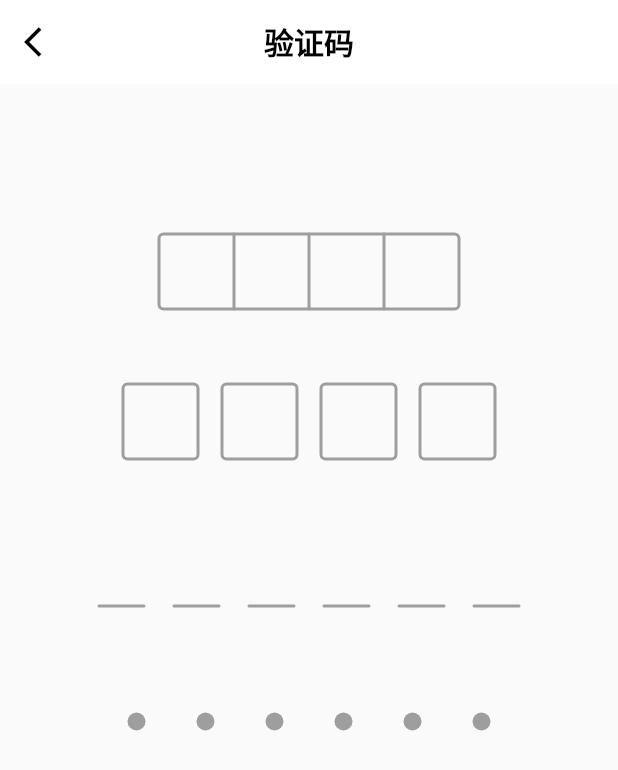
After one commit to yixiaolunhui/flutter_xy, a Flutter app: the CodePage screen opened directly, on a phone screen of 412 x 824 dp. The commit adds this screen. Shown: the top 770 px of the screen. Run offline on Flutter 3.47's test engine with Material 2 defaults, Android fonts, the phone set to English and light mode, and no system bars.

Commit message:
*增加短信验证码

```diff
--- /dev/null
+++ b/lib/xydemo/code/code_page.dart
@@ -0,0 +1,69 @@
+import 'package:flutter/material.dart';
+import 'package:flutter_xy/widgets/xy_app_bar.dart';
+import 'package:flutter_xy/xydemo/code/code_widget.dart';
+
+/*
+ * 验证码界面
+ */
+class CodePage extends StatefulWidget {
+  const CodePage({Key? key}) : super(key: key);
+
+  @override
+  State<CodePage> createState() => _CodePageState();
+}
+
+class _CodePageState extends State<CodePage> {
+  @override
+  Widget build(BuildContext context) {
+    return Scaffold(
+        appBar: XYAppBar(
+          title: "验证码",
+          onBack: () {
+            Navigator.pop(context);
+          },
+        ),
+        body: SingleChildScrollView(
+          child: Column(
+            children: [
+              const SizedBox(
+                height: 100,
+              ),
+              CodeWidget(
+                height: 50,
+                style: CodeStyle.form,
+                maxLength: 4,
+                itemWidth: 50,
+              ),
+              const SizedBox(
+                height: 50,
+              ),
+              CodeWidget(
+                height: 50,
+                style: CodeStyle.rectangle,
+                maxLength: 4,
+                itemWidth: 50,
+              ),
+              const SizedBox(
+                height: 50,
+              ),
+              CodeWidget(
+                height: 50,
+                style: CodeStyle.line,
+                maxLength: 6,
+                itemWidth: 30,
+                itemSpace: 20,
+              ),
+              const SizedBox(
+                height: 50,
+              ),
+              CodeWidget(
+                height: 50,
+                style: CodeStyle.circle,
+                maxLength: 6,
+                itemWidth: 30,
+              ),
+            ],
+          ),
+        ));
+  }
+}
--- /dev/null
+++ b/lib/xydemo/code/code_widget.dart
@@ -0,0 +1,432 @@
+import 'package:flutter/material.dart';
+import 'package:flutter/services.dart';
+
+/*
+ * Code 模式
+ */
+enum CodeMode { text }
+
+/*
+ * Code 样式
+ */
+enum CodeStyle { form, rectangle, line, circle }
+
+/*
+ * 验证码
+ */
+class CodeWidget extends StatefulWidget {
+  CodeWidget({
+    Key? key,
+    this.maxLength = 4,
+    this.height = 50,
+    this.mode = CodeMode.text,
+    this.style = CodeStyle.form,
+    this.codeBgColor = Colors.transparent,
+    this.borderWidth = 2,
+    this.borderColor = Colors.grey,
+    this.borderSelectColor = Colors.red,
+    this.borderRadius = 3,
+    this.contentColor = Colors.black,
+    this.contentSize = 16,
+    this.itemWidth = 50,
+    this.itemSpace = 16,
+  }) : super(key: key) {
+    //如果是表格样式，就不设置Item之间的距离
+    if (style == CodeStyle.form) {
+      itemSpace = 0;
+    }
+  }
+
+  late int maxLength;
+
+  //高度
+  late double height;
+
+  //验证码模式
+  late CodeMode mode;
+
+  //验证码样式
+  late CodeStyle style;
+
+  //背景色
+  late Color codeBgColor;
+
+  //边框宽度
+  late double borderWidth;
+
+  //边框默认颜色
+  late Color borderColor;
+
+  //边框选中颜色
+  late Color borderSelectColor;
+
+  //边框圆角
+  late double borderRadius;
+
+  //内容颜色
+  late Color contentColor;
+
+  //内容大小
+  late double contentSize;
+
+  // 单个Item宽度
+  late double itemWidth;
+
+  //Item之间的间隙
+  late int itemSpace;
+
+  @override
+  State<CodeWidget> createState() => _CodeWidgetState();
+}
+
+class _CodeWidgetState extends State<CodeWidget> {
+  FocusNode focusNode = FocusNode();
+
+  TextEditingController controller = TextEditingController();
+
+  @override
+  Widget build(BuildContext context) {
+    return SizedBox(
+      height: widget.height,
+      child: LayoutBuilder(
+        builder: (BuildContext context, BoxConstraints constraints) {
+          var size = Size(constraints.maxWidth, constraints.maxHeight);
+          return CustomPaint(
+            size: size,
+            painter: CodeCustomPainter(
+              widget.maxLength,
+              size.width,
+              size.height,
+              widget.mode,
+              widget.style,
+              widget.codeBgColor,
+              widget.borderWidth,
+              widget.borderColor,
+              widget.borderSelectColor,
+              widget.borderRadius,
+              widget.contentColor,
+              widget.contentSize,
+              widget.itemWidth,
+              widget.itemSpace,
+              focusNode,
+              controller,
+            ),
+            child: TextField(
+              //控制焦点
+              focusNode: focusNode,
+              controller: controller,
+              //光标不显示
+              showCursor: false,
+              //光标颜色透明
+              cursorColor: Colors.transparent,
+              enableInteractiveSelection: false,
+              //设置最大长度
+              maxLength: widget.maxLength,
+              //文字样式为透明
+              style: const TextStyle(
+                color: Colors.transparent,
+              ),
+              //只允许数据数字
+              inputFormatters: [
+                FilteringTextInputFormatter.digitsOnly,
+              ],
+              //弹出数字键盘
+              keyboardType: TextInputType.number,
+              //边框样式取消
+              decoration: null,
+            ),
+          );
+        },
+      ),
+    );
+  }
+}
+
+class CodeCustomPainter extends CustomPainter {
+  double width;
+  double height;
+  int maxLength;
+
+  //验证码模式
+  late CodeMode mode;
+
+  //验证码样式
+  late CodeStyle style;
+
+  //背景色
+  Color codeBgColor;
+
+  //边框宽度
+  double borderWidth;
+
+  //边框默认颜色
+  Color borderColor;
+
+  //边框选中颜色
+  Color borderSelectColor;
+
+  //边框圆角
+  double borderRadius;
+
+  //内容颜色
+  Color contentColor;
+
+  //内容大小
+  double contentSize;
+
+  // 单个Item宽度
+  double itemWidth;
+
+  //Item之间的间隙
+  int itemSpace;
+
+  //焦点
+  FocusNode focusNode;
+
+  TextEditingController controller;
+
+  late Paint linePaint;
+  late TextPainter textPainter;
+
+  int currentIndex = 0;
+
+  double space = 0;
+
+  CodeCustomPainter(
+    this.maxLength,
+    this.width,
+    this.height,
+    this.mode,
+    this.style,
+    this.codeBgColor,
+    this.borderWidth,
+    this.borderColor,
+    this.borderSelectColor,
+    this.borderRadius,
+    this.contentColor,
+    this.contentSize,
+    this.itemWidth,
+    this.itemSpace,
+    this.focusNode,
+    this.controller,
+  ) {
+    linePaint = createPaint(borderColor, borderWidth);
+
+    textPainter = TextPainter(
+      textAlign: TextAlign.center,
+      textDirection: TextDirection.ltr,
+    );
+  }
+
+  /*
+   * 创建Paint
+   */
+  Paint createPaint(Color color, double strokeWidth,
+      {PaintingStyle style = PaintingStyle.stroke}) {
+    return Paint()
+      ..color = color
+      ..isAntiAlias = true
+      ..style = style
+      ..strokeCap = StrokeCap.round
+      ..strokeWidth = strokeWidth;
+  }
+
+  @override
+  void paint(Canvas canvas, Size size) {
+    //当前索引（待输入的光标位置）
+    currentIndex = controller.text.length;
+    //Item宽度（这里判断如果设置了宽度并且合理就使用当前设置的宽度，否则平均计算）
+    if (itemWidth != -1 &&
+        (itemWidth * maxLength + itemSpace * (maxLength - 1)) <= width) {
+      itemWidth = itemWidth;
+    } else {
+      itemWidth = ((width - itemSpace * (maxLength - 1)) / maxLength);
+    }
+
+    //计算左右间距大小
+    space = (width - itemWidth * maxLength - itemSpace * (maxLength - 1)) / 2;
+
+    //绘制样式
+    switch (style) {
+      //表格
+      case CodeStyle.form:
+        _drawFormCode(canvas, size);
+        break;
+      //方块
+      case CodeStyle.rectangle:
+        _drawRectangleCode(canvas, size);
+        break;
+      //横线
+      case CodeStyle.line:
+        _drawLineCode(canvas, size);
+        break;
+      //圈圈
+      case CodeStyle.circle:
+        _drawCircleCode(canvas, size);
+        break;
+    }
+
+    //绘制文字内容
+    _drawContentCode(canvas, size);
+  }
+
+  /*
+   * 绘制表格样式
+   */
+  void _drawFormCode(Canvas canvas, Size size) {
+    //绘制表格边框
+    Rect rect = Rect.fromLTRB(space, 0, width - space, height);
+    RRect rRect = RRect.fromRectAndRadius(rect, Radius.circular(borderRadius));
+    linePaint.color = borderColor;
+    canvas.drawRRect(rRect, linePaint);
+
+    //绘制表格中间分割线
+    for (int i = 1; i < maxLength; i++) {
+      double startX = space + itemWidth * i + itemSpace * i;
+      double startY = 0;
+      double stopY = height;
+      canvas.drawLine(Offset(startX, startY), Offset(startX, stopY), linePaint);
+    }
+
+    //绘制当前位置边框
+    for (int i = 0; i < maxLength; i++) {
+      if (currentIndex != -1 && currentIndex == i && focusNode.hasFocus) {
+        //计算每个表格的左边距离
+        double left = 0;
+        if (i == 0) {
+          left = (space + itemWidth * i);
+        } else {
+          left = ((space + itemWidth * i + itemSpace * i));
+        }
+        linePaint.color = borderSelectColor;
+        //第一个
+        if (i == 0) {
+          RRect rRect = RRect.fromLTRBAndCorners(
+              left, 0, left + itemWidth, height,
+              topLeft: Radius.circular(borderRadius),
+              bottomLeft: Radius.circular(borderRadius));
+          canvas.drawRRect(rRect, linePaint);
+        }
+        //最后一个
+        else if (i == maxLength - 1) {
+          RRect rRect = RRect.fromLTRBAndCorners(
+              left, 0, left + itemWidth, height,
+              topRight: Radius.circular(borderRadius),
+              bottomRight: Radius.circular(borderRadius));
+          canvas.drawRRect(rRect, linePaint);
+        }
+        //其他
+        else {
+          RRect rRect =
+              RRect.fromLTRBAndCorners(left, 0, left + itemWidth, height);
+          canvas.drawRRect(rRect, linePaint);
+        }
+      }
+    }
+  }
+
+  /*
+   * 绘制方块样式
+   */
+  void _drawRectangleCode(Canvas canvas, Size size) {
+    for (int i = 0; i < maxLength; i++) {
+      double left = 0;
+      if (i == 0) {
+        left = space + i * itemWidth;
+      } else {
+        left = space + i * itemWidth + itemSpace * i;
+      }
+      Rect rect = Rect.fromLTRB(left, 0, left + itemWidth, height);
+      RRect rRect =
+          RRect.fromRectAndRadius(rect, Radius.circular(borderRadius));
+      //当前光标样式
+      if (currentIndex != -1 && currentIndex == i && focusNode.hasFocus) {
+        linePaint.color = borderSelectColor;
+        canvas.drawRRect(rRect, linePaint);
+      }
+      //默认样式
+      else {
+        linePaint.color = borderColor;
+        canvas.drawRRect(rRect, linePaint);
+      }
+    }
+  }
+
+  /*
+   * 绘制横线样式
+   */
+  void _drawLineCode(Canvas canvas, Size size) {
+    for (int i = 0; i < maxLength; i++) {
+      //当前选中状态
+      if (controller.value.text.length == i && focusNode.hasFocus) {
+        linePaint.color = borderSelectColor;
+      }
+      //默认状态
+      else {
+        linePaint.color = borderColor;
+      }
+      double startX = space + itemWidth * i + itemSpace * i;
+      double startY = height - borderWidth;
+      double stopX = startX + itemWidth;
+      double stopY = startY;
+      canvas.drawLine(Offset(startX, startY), Offset(stopX, stopY), linePaint);
+    }
+  }
+
+  /*
+   * 绘制圈圈样式
+   */
+  void _drawCircleCode(Canvas canvas, Size size) {
+    for (int i = 0; i < maxLength; i++) {
+      //当前绘制的圆圈的左x轴坐标
+      double left = 0;
+      if (i == 0) {
+        left = space + i * itemWidth;
+      } else {
+        left = space + i * itemWidth + itemSpace * i;
+      }
+      //圆心坐标
+      double cx = left + itemWidth / 2.0;
+      double cy = height / 2.0;
+      //圆形半径
+      double radius = itemWidth / 5.0;
+      //默认样式
+      if (i >= currentIndex) {
+        linePaint.style = PaintingStyle.fill;
+        canvas.drawCircle(Offset(cx, cy), radius, linePaint);
+      }
+    }
+  }
+
+  /*
+   * 绘制验证码文字
+   */
+  void _drawContentCode(Canvas canvas, Size size) {
+    String textStr = controller.text;
+    for (int i = 0; i < maxLength; i++) {
+      if (textStr.isNotEmpty && i < textStr.length) {
+        switch (mode) {
+          case CodeMode.text:
+            String code = textStr[i].toString();
+            textPainter.text = TextSpan(
+              text: code,
+              style: const TextStyle(color: Colors.red, fontSize: 30),
+            );
+            textPainter.layout();
+            double x = space +
+                itemWidth * i +
+                itemSpace * i +
+                (itemWidth - textPainter.width) / 2;
+            double y = (height - textPainter.height) / 2;
+            textPainter.paint(canvas, Offset(x, y));
+            break;
+        }
+      }
+    }
+  }
+
+  @override
+  bool shouldRepaint(covariant CustomPainter oldDelegate) {
+    return true;
+  }
+}
--- a/lib/xydemo/ruler/semi_circle_ruler_page.dart
+++ b/lib/xydemo/ruler/semi_circle_ruler_page.dart
@@ -35,7 +35,7 @@ class _SemiCircleRulerPageState extends State<SemiCircleRulerPage> {
   Widget build(BuildContext context) {
     return Scaffold(
       appBar: XYAppBar(
-        title: "半圆刻度尺",
+        title: "量角器",
         onBack: () {
           Navigator.pop(context);
         },
--- a/lib/xydemo/ruler/semi_circle_ruler_widget.dart
+++ b/lib/xydemo/ruler/semi_circle_ruler_widget.dart
@@ -130,7 +130,7 @@ class SemiCircleRulerCustomPainter extends CustomPainter {
         drawLongLine(canvas, size);
         //绘制刻度值文字
         drawScaleNum(canvas, index);
-        //绘制刻度线
+        // 绘制刻度线
         drawScaleLine(canvas, size);
       }
       //中刻度
@@ -257,11 +257,15 @@ class SemiCircleRulerCustomPainter extends CustomPainter {
    * 绘制最小的半圆
    */
   void drawSmallSemicircle(Canvas canvas, Size size) {
+    //绘制半圆区域
     Rect rect = Rect.fromCircle(
       center: Offset(radius, radius - borderStrokeWidth / 2),
       radius: radius / 10,
     );
+    //这里先绘制半圆边框
     canvas.drawArc(rect, -pi, pi, true, semicirclePaint);
+
+    //绘制白色半圆
     semicirclePaint.color = Colors.white;
     semicirclePaint.style = PaintingStyle.fill;
     canvas.drawArc(rect, -pi, pi, true, semicirclePaint);
```
Also changed, not shown: lib/config/xy_data_config.dart (+14 -2 lines), lib/xydemo/regular/regular_page.dart (added, +65 -0 lines).
